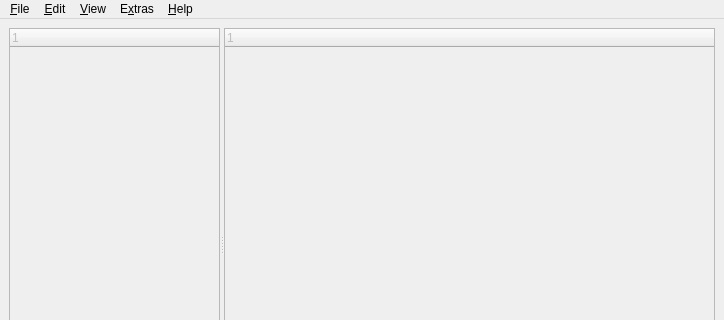
This is src/forms/MainWindow.ui in thooge/keepassx1 as Qt 5 draws it before an edit; both pictures show x 0 to 724 and y 0 to 320 of the 724 by 468 pixel window. The edited form follows.
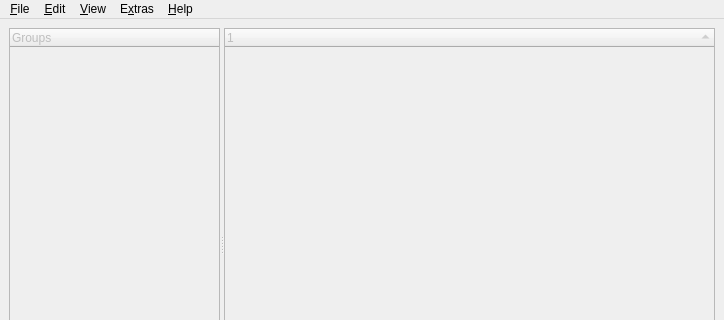
This is the edited form. Custom widgets are drawn as their Qt base class.

```diff
--- a/src/forms/MainWindow.ui
+++ b/src/forms/MainWindow.ui
@@ -57,6 +57,11 @@
         <property name="dragEnabled" >
          <bool>false</bool>
         </property>
+       <column>
+        <property name="text" >
+         <string>Groups</string>
+        </property>
+       </column>
        </widget>
        <widget class="QSplitter" name="HSplitter" >
         <property name="sizePolicy" >
@@ -84,6 +89,9 @@
         <property name="rootIsDecorated" >
          <bool>false</bool>
         </property>
+        <property name="sortingEnabled" >
+         <bool>true</bool>
+        </property>
        </widget>
       <widget class="QTextBrowser" name="DetailView" >
        <property name="enabled" >
```
Left out of the diff: 6 changed lines with no effect on the pictures. Lines whose indentation alone changed are shown as unchanged.
